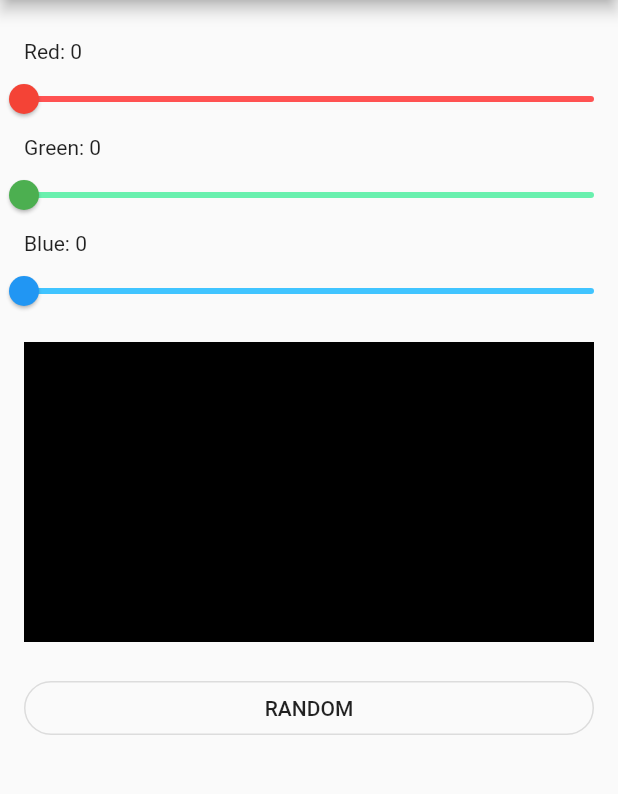
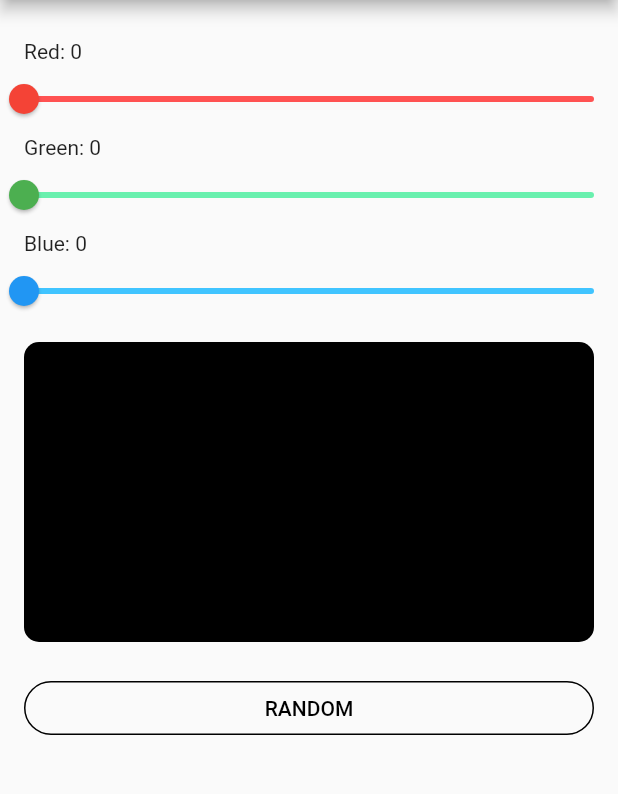
Before and after one commit to johankovalsikoski/colors_flutter, a Flutter app: the screen it shows after launch, on a phone screen of 412 x 824 dp, the part 84-878 px from its top. Run offline on Flutter 3.47's test engine with Material 2 defaults, Android fonts, the phone set to English and light mode, and no system bars.

Commit message:
Added BoxDecoration with borderRadius for Color Container.

```diff
--- a/lib/main.dart
+++ b/lib/main.dart
@@ -93,7 +93,9 @@ class _ColorsHomeState extends State<ColorsHome> {
               Container(
                 width: double.infinity,
                 height: 200.0,
-                color: _calcColor(),
+                decoration: BoxDecoration(
+                    borderRadius: BorderRadius.circular(10),
+                    color: _calcColor()),
               ),
               SizedBox(
                 height: 20,
@@ -101,6 +103,7 @@ class _ColorsHomeState extends State<ColorsHome> {
               SizedBox(
                 width: double.infinity,
                 child: OutlineButton(
+                  borderSide: BorderSide(color: _calcColor()),
                   onPressed: () => {
                     setState(() {
                       Random _random = Random();
@@ -111,7 +114,10 @@ class _ColorsHomeState extends State<ColorsHome> {
                       _calcColor();
                     }),
                   },
-                  child: Text("RANDOM"),
+                  child: Text(
+                    "RANDOM",
+                    style: TextStyle(color: _calcColor()),
+                  ),
                   shape: RoundedRectangleBorder(
                       borderRadius: BorderRadius.circular(20.0)),
                 ),
```
